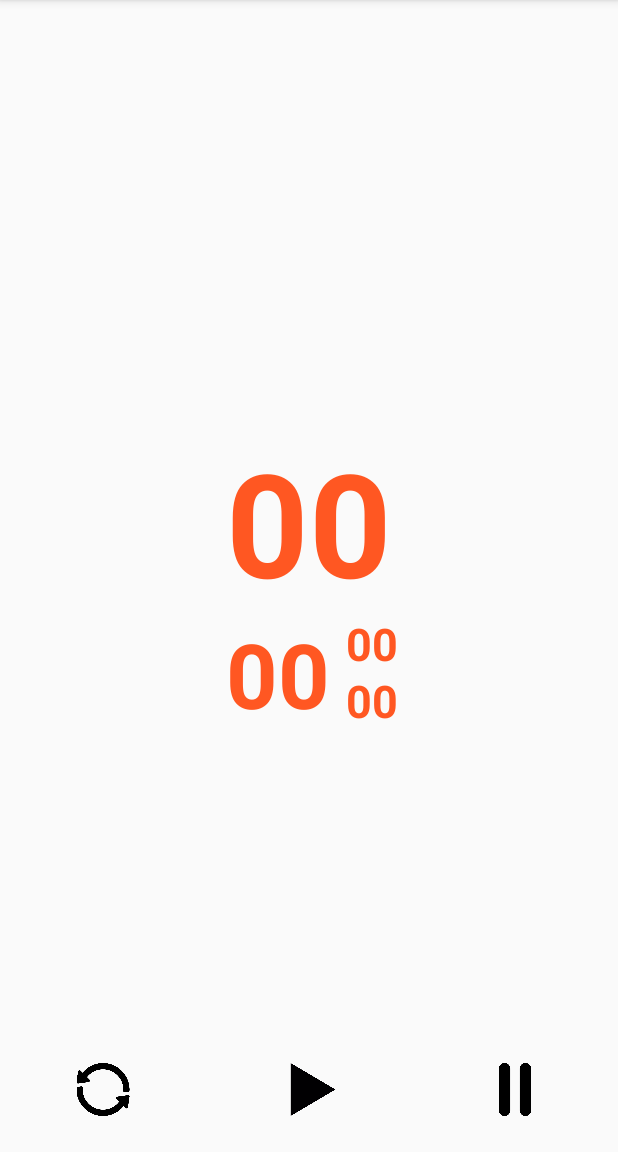
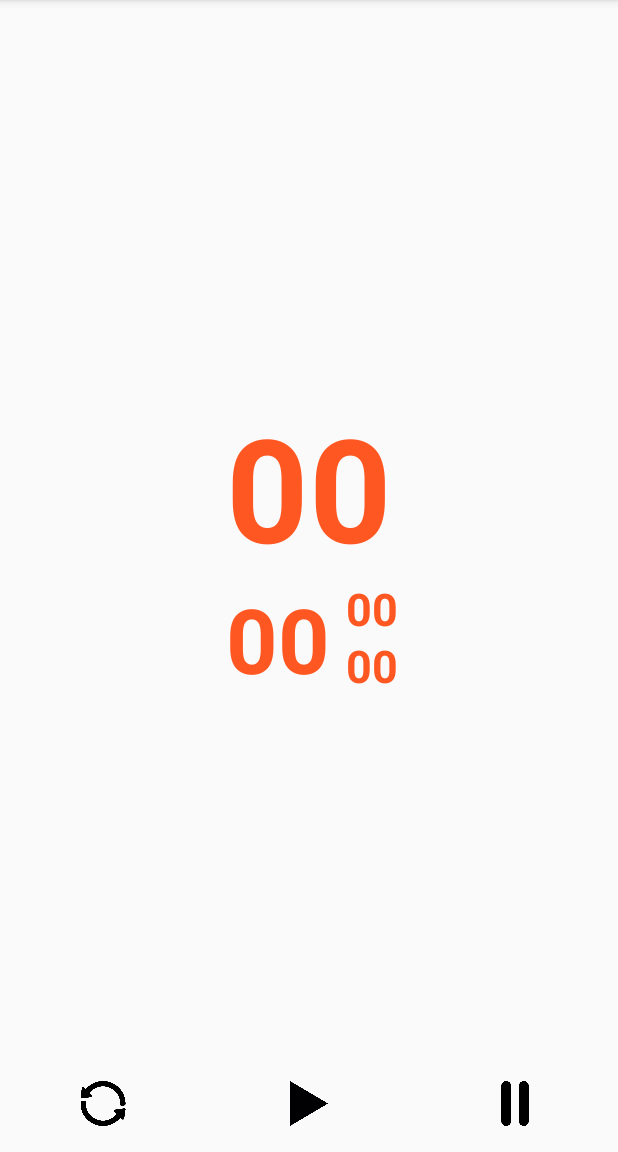
Before and after one commit to doanburak97/FitnessApplication, an Android app: the TimekeeperActivity screen opened directly, with no data from a screen before it, on a phone screen of 412 x 824 dp, the part 84-1236 px from its top. Run offline under Robolectric (Android 15) with nearby library versions, the phone set to English and light mode, and no system bars; Roboto replaces fonts that are not available here.

Commit message:
8. commit

```diff
--- a/app/src/main/res/layout/activity_timekeeper.xml
+++ b/app/src/main/res/layout/activity_timekeeper.xml
@@ -11,7 +11,7 @@
         android:layout_width="wrap_content"
         android:layout_height="wrap_content"
         android:orientation="vertical"
-        app:layout_constraintBottom_toBottomOf="parent"
+        app:layout_constraintBottom_toTopOf="@+id/linearLayout4"
         app:layout_constraintEnd_toEndOf="parent"
         app:layout_constraintStart_toStartOf="parent"
         app:layout_constraintTop_toTopOf="parent">
@@ -90,15 +90,13 @@
 
     <LinearLayout
         android:id="@+id/linearLayout4"
-        android:layout_width="match_parent"
+        android:layout_width="0dp"
         android:layout_height="wrap_content"
+        android:layout_marginBottom="17dp"
         android:orientation="vertical"
         app:layout_constraintBottom_toBottomOf="parent"
         app:layout_constraintEnd_toEndOf="parent"
-        app:layout_constraintHorizontal_bias="0.498"
-        app:layout_constraintStart_toStartOf="parent"
-        app:layout_constraintTop_toBottomOf="@+id/linearLayout3"
-        app:layout_constraintVertical_bias="0.903">
+        app:layout_constraintStart_toStartOf="parent">
 
         <LinearLayout
             android:layout_width="match_parent"
@@ -108,27 +106,23 @@
 
             <ImageView
                 android:id="@+id/iv_restart"
-                android:layout_width="35sp"
-                android:layout_height="35sp"
+                android:layout_width="30sp"
+                android:layout_height="30sp"
                 android:layout_weight="1"
-                android:onClick="restart"
                 app:srcCompat="@drawable/recycle" />
 
             <ImageView
                 android:id="@+id/iv_start"
-                android:layout_width="35sp"
-                android:layout_height="35sp"
+                android:layout_width="30sp"
+                android:layout_height="30sp"
                 android:layout_weight="1"
-                android:onClick="start"
-                android:paddingLeft="5sp"
                 app:srcCompat="@drawable/start" />
 
             <ImageView
                 android:id="@+id/iv_pause"
-                android:layout_width="35sp"
-                android:layout_height="35sp"
+                android:layout_width="30sp"
+                android:layout_height="30sp"
                 android:layout_weight="1"
-                android:onClick="pause"
                 app:srcCompat="@drawable/pause" />
         </LinearLayout>
     </LinearLayout>
```
Also changed, not shown: app/src/main/java/com/doanburak/fitnessapplication/activity/TimekeeperActivity.java (+28 -17 lines).
